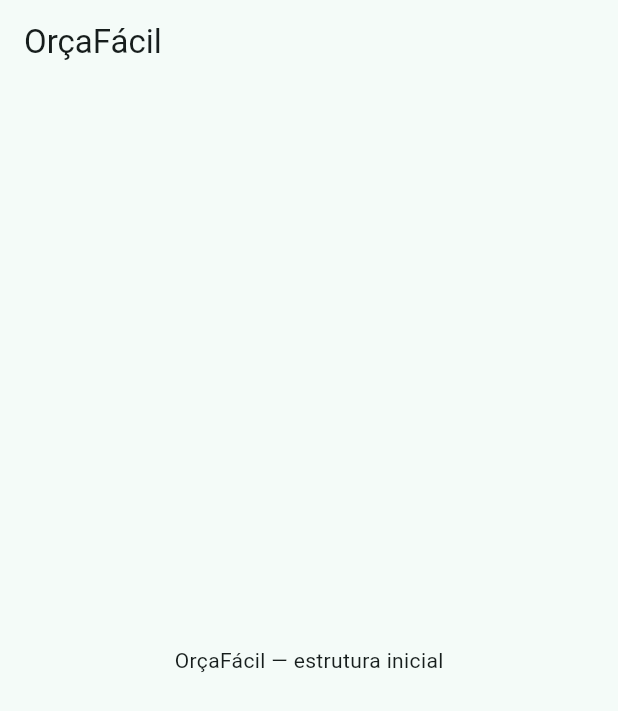
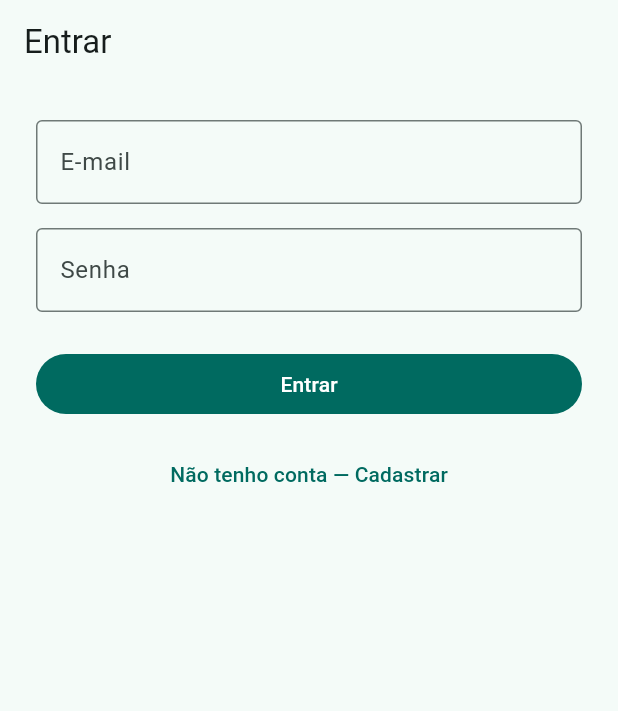
Before and after one commit to TatianaCalixto/frontend_OrcamentoFacil, a Flutter app: the screen it shows after launch, on a phone screen of 412 x 824 dp. Shown: the top 711 px of the screen. Run offline on Flutter 3.47's test engine with Material 3 defaults, Android fonts, the phone set to English and light mode, and no system bars; our stand-ins replace dio, flutter_dotenv, flutter_riverpod, flutter_secure_storage, go_router.

Commit message:
feat(s11-t03): telas Splash, Login e Cadastro com go_router
- AuthApi (POST /auth/register, POST /auth/login, GET /users/me) com tratamento
  do payload de erro do backend ({detail, code, request_id}) via AuthApiException
- AuthRepository orquestra API + TokenStorage (login -> salva token -> /me)
- AuthController (Notifier Riverpod) com estados AuthInitial/Loading/Authenticated/
  Unauthenticated; metodos bootstrap, login, register, logout
- SplashScreen dispara bootstrap (le storage e valida via /me)
- LoginScreen: form email/senha com validacoes e exibicao de erro do backend
- RegisterScreen: form nome/email/senha; em sucesso navega /login com snackbar
- DashboardPlaceholder com logout
- app/router.dart: GoRouter com redirect baseado no AuthState
  (Initial/Loading -> /splash, Authenticated -> /dashboard, Unauthenticated -> /login)
- main.dart usa MaterialApp.router
- Suporte de testes (FakeAuthApi configuravel + InMemoryTokenStorageWrapped)
- 7 widget tests cobrindo validacao, sucesso, erro, navegacao em ambos forms

flutter analyze: limpo. flutter test: 15/15 passou (incluindo testes de S11-T01/T02).

Co-Authored-By: Claude Opus 4.7 (1M context) <noreply@anthropic.com>

```diff
--- /dev/null
+++ b/mobile/lib/features/auth/presentation/login_screen.dart
@@ -0,0 +1,115 @@
+import 'package:flutter/material.dart';
+import 'package:flutter_riverpod/flutter_riverpod.dart';
+import 'package:go_router/go_router.dart';
+
+import '../application/auth_controller.dart';
+
+/// Tela de login: email + senha, validações, mensagens de erro.
+class LoginScreen extends ConsumerStatefulWidget {
+  const LoginScreen({super.key});
+
+  @override
+  ConsumerState<LoginScreen> createState() => _LoginScreenState();
+}
+
+class _LoginScreenState extends ConsumerState<LoginScreen> {
+  final _formKey = GlobalKey<FormState>();
+  final _emailCtrl = TextEditingController();
+  final _passwordCtrl = TextEditingController();
+
+  @override
+  void dispose() {
+    _emailCtrl.dispose();
+    _passwordCtrl.dispose();
+    super.dispose();
+  }
+
+  Future<void> _submit() async {
+    if (!_formKey.currentState!.validate()) return;
+    await ref.read(authControllerProvider.notifier).login(
+          email: _emailCtrl.text.trim(),
+          password: _passwordCtrl.text,
+        );
+  }
+
+  @override
+  Widget build(BuildContext context) {
+    final state = ref.watch(authControllerProvider);
+    final isLoading = state is AuthLoading;
+    final errorMessage =
+        state is AuthUnauthenticated ? state.errorMessage : null;
+
+    return Scaffold(
+      appBar: AppBar(title: const Text('Entrar')),
+      body: SafeArea(
+        child: Padding(
+          padding: const EdgeInsets.all(24),
+          child: Form(
+            key: _formKey,
+            child: Column(
+              crossAxisAlignment: CrossAxisAlignment.stretch,
+              children: [
+                TextFormField(
+                  controller: _emailCtrl,
+                  keyboardType: TextInputType.emailAddress,
+                  decoration: const InputDecoration(
+                    labelText: 'E-mail',
+                    border: OutlineInputBorder(),
+                  ),
+                  validator: (v) {
+                    final value = v?.trim() ?? '';
+                    if (value.isEmpty) return 'Informe o e-mail';
+                    if (!value.contains('@')) return 'E-mail inválido';
+                    return null;
+                  },
+                ),
+                const SizedBox(height: 16),
+                TextFormField(
+                  controller: _passwordCtrl,
+                  obscureText: true,
+                  decoration: const InputDecoration(
+                    labelText: 'Senha',
+                    border: OutlineInputBorder(),
+                  ),
+                  validator: (v) {
+                    if (v == null || v.isEmpty) return 'Informe a senha';
+                    if (v.length < 6) {
+                      return 'Senha deve ter pelo menos 6 caracteres';
+                    }
+                    return null;
+                  },
+                ),
+                if (errorMessage != null) ...[
+                  const SizedBox(height: 16),
+                  Text(
+                    errorMessage,
+                    style: TextStyle(
+                      color: Theme.of(context).colorScheme.error,
+                    ),
+                  ),
+                ],
+                const SizedBox(height: 24),
+                FilledButton(
+                  onPressed: isLoading ? null : _submit,
+                  child: isLoading
+                      ? const SizedBox(
+                          height: 20,
+                          width: 20,
+                          child: CircularProgressIndicator(strokeWidth: 2),
+                        )
+                      : const Text('Entrar'),
+                ),
+                const SizedBox(height: 12),
+                TextButton(
+                  onPressed:
+                      isLoading ? null : () => context.go('/register'),
+                  child: const Text('Não tenho conta — Cadastrar'),
+                ),
+              ],
+            ),
+          ),
+        ),
+      ),
+    );
+  }
+}
--- a/mobile/lib/main.dart
+++ b/mobile/lib/main.dart
@@ -2,48 +2,32 @@ import 'package:flutter/material.dart';
 import 'package:flutter_dotenv/flutter_dotenv.dart';
 import 'package:flutter_riverpod/flutter_riverpod.dart';
 
+import 'app/router.dart';
+
 Future<void> main() async {
   WidgetsFlutterBinding.ensureInitialized();
-  // Carrega `.env` de forma tolerante: se o arquivo não existir (ex.: builds
-  // sem segredos configurados), usa defaults definidos em `AppEnv`.
   try {
     await dotenv.load();
   } catch (_) {
-    // .env ausente; segue com defaults.
+    // .env ausente: segue com defaults definidos em AppEnv.
   }
   runApp(const ProviderScope(child: OrcaFacilApp()));
 }
 
-/// Raiz do aplicativo OrçaFácil.
-///
-/// Em S11-T02 a app continua exibindo um placeholder. As telas reais
-/// (Splash, Login, Cadastro) são introduzidas em S11-T03.
-class OrcaFacilApp extends StatelessWidget {
+/// Raiz do aplicativo OrçaFácil — usa GoRouter alimentado pelo `AuthState`.
+class OrcaFacilApp extends ConsumerWidget {
   const OrcaFacilApp({super.key});
 
   @override
-  Widget build(BuildContext context) {
-    return MaterialApp(
+  Widget build(BuildContext context, WidgetRef ref) {
+    final router = ref.watch(routerProvider);
+    return MaterialApp.router(
       title: 'OrçaFácil',
       theme: ThemeData(
         colorScheme: ColorScheme.fromSeed(seedColor: Colors.teal),
         useMaterial3: true,
       ),
-      home: const _PlaceholderHome(),
+      routerConfig: router,
     );
   }
 }
-
-class _PlaceholderHome extends StatelessWidget {
-  const _PlaceholderHome();
-
-  @override
-  Widget build(BuildContext context) {
-    return Scaffold(
-      appBar: AppBar(title: const Text('OrçaFácil')),
-      body: const Center(
-        child: Text('OrçaFácil — estrutura inicial'),
-      ),
-    );
-  }
-}
```
Also changed, not shown: mobile/lib/app/router.dart (added, +60 -0 lines), mobile/lib/features/auth/application/auth_controller.dart (added, +85 -0 lines), mobile/lib/features/auth/data/auth_api.dart (added, +133 -0 lines), mobile/lib/features/auth/data/auth_repository.dart (added, +62 -0 lines), mobile/lib/features/auth/presentation/register_screen.dart (added, +137 -0 lines), mobile/lib/features/auth/presentation/splash_screen.dart (added, +42 -0 lines), mobile/lib/features/home/presentation/dashboard_placeholder.dart (added, +40 -0 lines), 4 other files.
